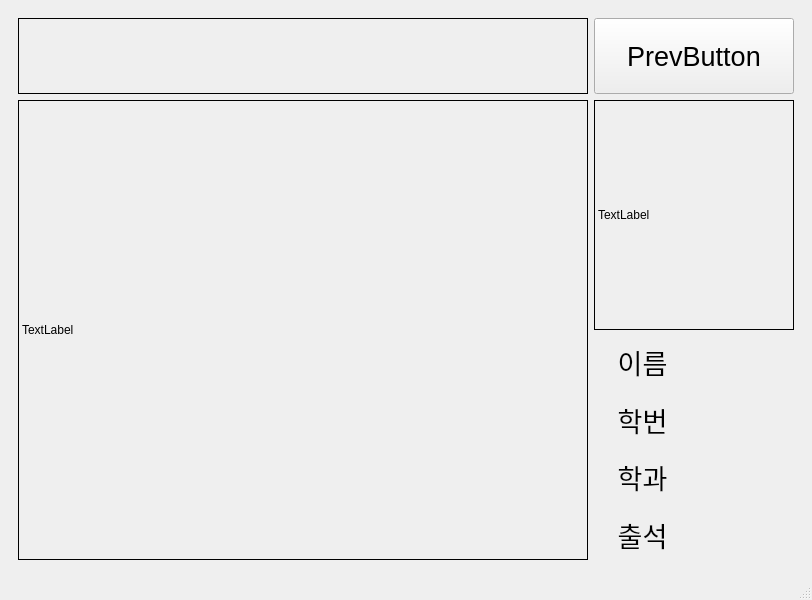
Before: the Qt Designer form AttendanceCheck.ui in YeJin-Choi88/Automatic-Attendance-System, drawn with Qt 5.
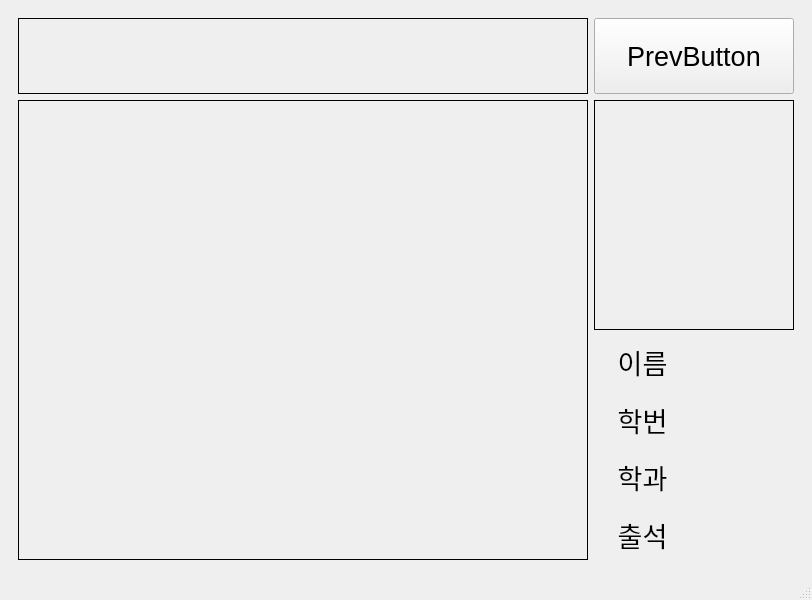
After: the same form once the commit is applied. Icons and pictures are not drawn.

```diff
--- a/AttendanceCheck.ui
+++ b/AttendanceCheck.ui
@@ -6,7 +6,7 @@
    <rect>
     <x>0</x>
     <y>0</y>
-    <width>800</width>
+    <width>812</width>
     <height>600</height>
    </rect>
   </property>
@@ -394,7 +394,7 @@
            <enum>QFrame::Box</enum>
           </property>
           <property name="text">
-           <string>TextLabel</string>
+           <string/>
           </property>
          </widget>
         </item>
@@ -410,7 +410,7 @@
            <enum>QFrame::Box</enum>
           </property>
           <property name="text">
-           <string>TextLabel</string>
+           <string/>
           </property>
          </widget>
         </item>
```
Left out of the diff: 6 changed lines with no effect on the pictures.
